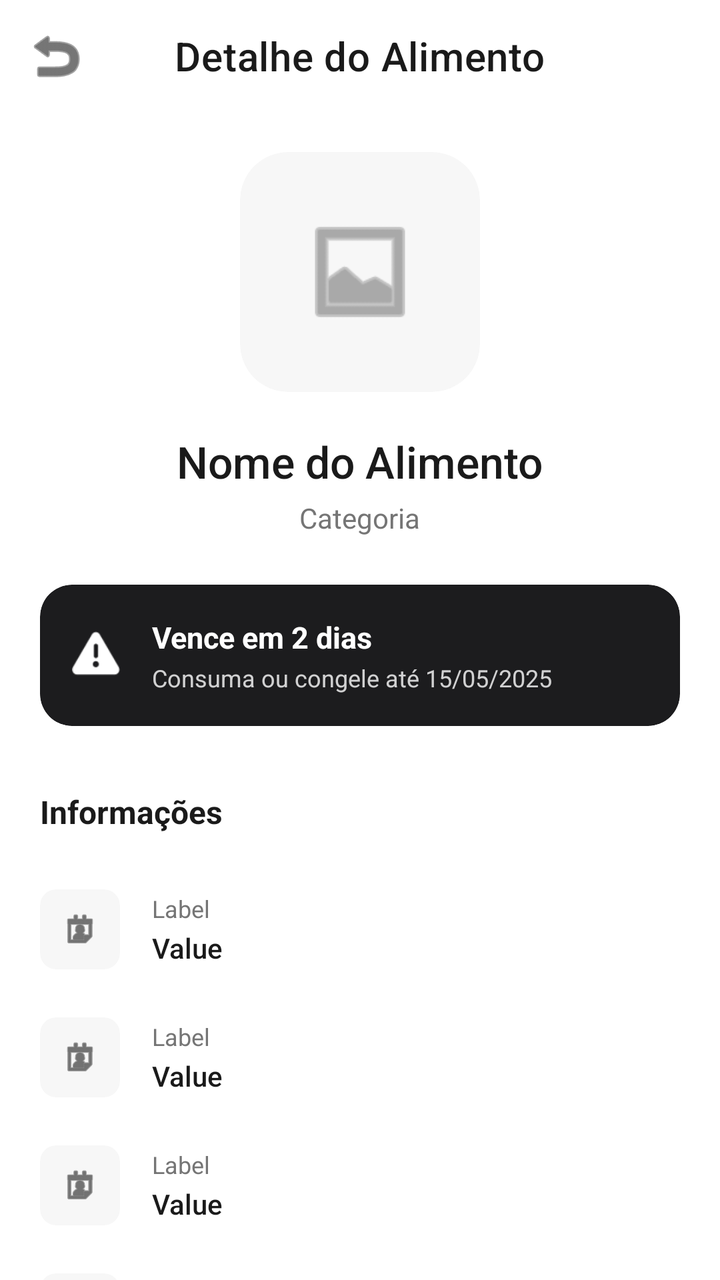
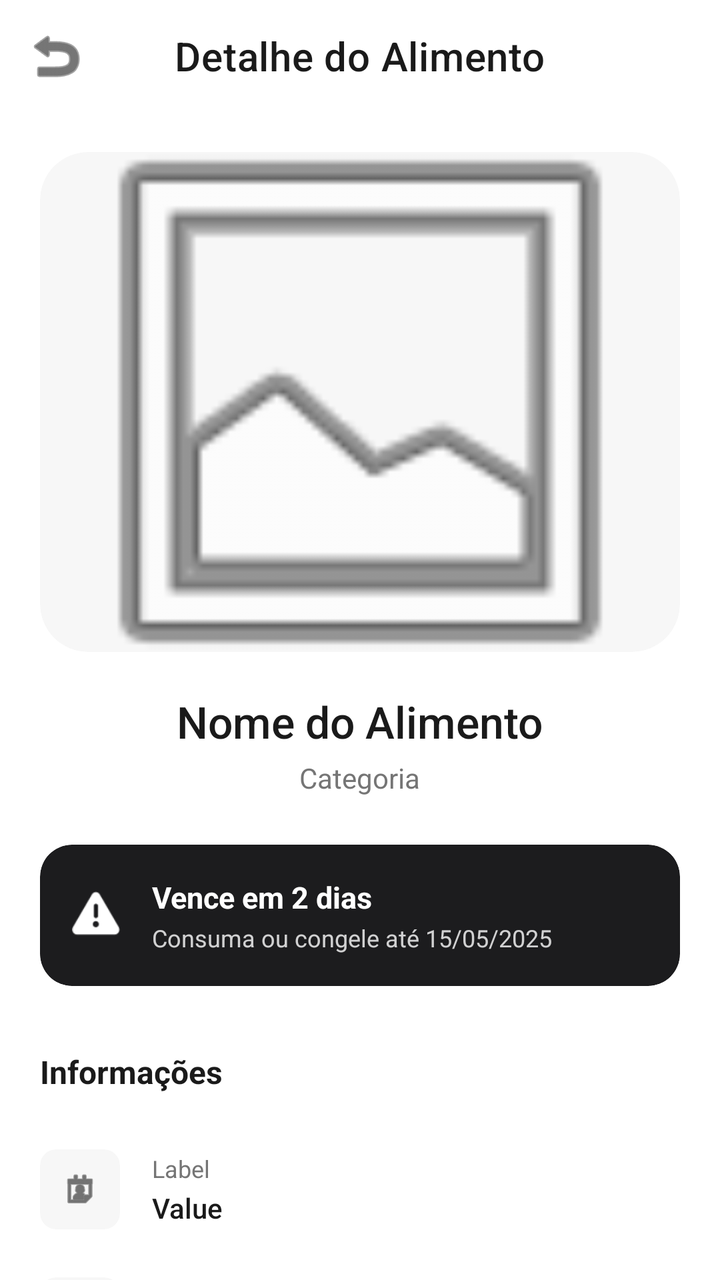

An Android layout rendered at two revisions. The XML below is the earlier revision; the diff shows what the commit changed to produce the second picture.
<!-- AndroidManifest.xml: activity theme Theme.FoodGuard -->
<!-- res/layout/activity_food_detail.xml -->
<?xml version="1.0" encoding="utf-8"?>
<androidx.coordinatorlayout.widget.CoordinatorLayout xmlns:android="http://schemas.android.com/apk/res/android"
    xmlns:app="http://schemas.android.com/apk/res-auto"
    xmlns:tools="http://schemas.android.com/tools"
    android:layout_width="match_parent"
    android:layout_height="match_parent"
    android:background="@color/white">

    <com.google.android.material.appbar.AppBarLayout
        android:layout_width="match_parent"
        android:layout_height="wrap_content"
        android:background="@color/white"
        app:elevation="0dp">

        <com.google.android.material.appbar.MaterialToolbar
            android:id="@+id/toolbar"
            android:layout_width="match_parent"
            android:layout_height="?attr/actionBarSize"
            app:navigationIcon="@android:drawable/ic_menu_revert"
            app:navigationIconTint="@color/primary_black"
            app:title="Detalhe do Alimento"
            app:titleCentered="true"
            app:titleTextColor="@color/primary_black" />
    </com.google.android.material.appbar.AppBarLayout>

    <androidx.core.widget.NestedScrollView
        android:layout_width="match_parent"
        android:layout_height="match_parent"
        app:layout_behavior="@string/appbar_scrolling_view_behavior">

        <LinearLayout
            android:layout_width="match_parent"
            android:layout_height="wrap_content"
            android:orientation="vertical"
            android:padding="20dp">

            
            <com.google.android.material.card.MaterialCardView
                android:layout_width="120dp"
                android:layout_height="120dp"
                android:layout_gravity="center"
                app:cardBackgroundColor="@color/background_gray"
                app:cardCornerRadius="24dp"
                app:cardElevation="0dp">

                <ImageView
                    android:id="@+id/ivDetailIcon"
                    android:layout_width="60dp"
                    android:layout_height="60dp"
                    android:layout_gravity="center"
                    android:src="@android:drawable/ic_menu_gallery"
                    app:tint="@color/text_gray" />
            </com.google.android.material.card.MaterialCardView>

            <TextView
                android:id="@+id/tvDetailName"
                android:layout_width="wrap_content"
                android:layout_height="wrap_content"
                android:layout_gravity="center"
                android:layout_marginTop="20dp"
                android:fontFamily="sans-serif-medium"
                android:text="Nome do Alimento"
                android:textColor="@color/primary_black"
                android:textSize="22sp" />

            <TextView
                android:id="@+id/tvDetailCategory"
                android:layout_width="wrap_content"
                android:layout_height="wrap_content"
                android:layout_gravity="center"
                android:layout_marginTop="4dp"
                android:text="Categoria"
                android:textColor="@color/text_gray"
                android:textSize="14sp" />

            
            <com.google.android.material.card.MaterialCardView
                android:id="@+id/cardWarning"
                android:layout_width="match_parent"
                android:layout_height="wrap_content"
                android:layout_marginTop="24dp"
                app:cardBackgroundColor="@color/badge_black"
                app:cardCornerRadius="16dp"
                app:cardElevation="0dp">

                <LinearLayout
                    android:layout_width="match_parent"
                    android:layout_height="wrap_content"
                    android:gravity="center_vertical"
                    android:orientation="horizontal"
                    android:padding="16dp">

                    <ImageView
                        android:layout_width="24dp"
                        android:layout_height="24dp"
                        android:src="@android:drawable/ic_dialog_alert"
                        app:tint="@color/white" />

                    <LinearLayout
                        android:layout_width="match_parent"
                        android:layout_height="wrap_content"
                        android:layout_marginStart="16dp"
                        android:orientation="vertical">

                        <TextView
                            android:id="@+id/tvWarningTitle"
                            android:layout_width="wrap_content"
                            android:layout_height="wrap_content"
                            android:text="Vence em 2 dias"
                            android:textColor="@color/white"
                            android:textSize="15sp"
                            android:textStyle="bold" />

                        <TextView
                            android:id="@+id/tvWarningSubtitle"
                            android:layout_width="wrap_content"
                            android:layout_height="wrap_content"
                            android:layout_marginTop="2dp"
                            android:text="Consuma ou congele até 15/05/2025"
                            android:textColor="@color/white"
                            android:textSize="12sp"
                            android:alpha="0.8" />
                    </LinearLayout>
                </LinearLayout>
            </com.google.android.material.card.MaterialCardView>

            
            <TextView
                android:layout_width="wrap_content"
                android:layout_height="wrap_content"
                android:layout_marginTop="32dp"
                android:text="Informações"
                android:textColor="@color/primary_black"
                android:textSize="16sp"
                android:textStyle="bold" />

            <LinearLayout
                android:layout_width="match_parent"
                android:layout_height="wrap_content"
                android:layout_marginTop="16dp"
                android:orientation="vertical">

                <include
                    android:id="@+id/layoutQuantity"
                    layout="@layout/item_detail_info" />

                <include
                    android:id="@+id/layoutLocation"
                    layout="@layout/item_detail_info" />

                <include
                    android:id="@+id/layoutPurchaseDate"
                    layout="@layout/item_detail_info" />

                <include
                    android:id="@+id/layoutExpiryDate"
                    layout="@layout/item_detail_info" />
            </LinearLayout>

            <View
                android:layout_width="match_parent"
                android:layout_height="1dp"
                android:layout_marginTop="24dp"
                android:background="@color/divider_gray" />

            
            <TextView
                android:layout_width="wrap_content"
                android:layout_height="wrap_content"
                android:layout_marginTop="24dp"
                android:drawablePadding="8dp"
                android:gravity="center_vertical"
                android:text="Análise da IA FoodGuard"
                android:textColor="@color/primary_black"
                android:textSize="16sp"
                android:textStyle="bold"
                app:drawableStartCompat="@android:drawable/ic_menu_info_details"
                app:drawableTint="@color/primary_black" />

            <com.google.android.material.card.MaterialCardView
                android:layout_width="match_parent"
                android:layout_height="wrap_content"
                android:layout_marginTop="16dp"
                app:cardBackgroundColor="@color/background_gray"
                app:cardCornerRadius="12dp"
                app:cardElevation="0dp">

                <LinearLayout
                    android:layout_width="match_parent"
                    android:layout_height="wrap_content"
                    android:orientation="vertical"
                    android:padding="16dp">

                    <TextView
                        android:layout_width="wrap_content"
                        android:layout_height="wrap_content"
                        android:text="Como conservar"
                        android:textColor="@color/primary_black"
                        android:textSize="13sp"
                        android:textStyle="bold" />

                    <TextView
                        android:id="@+id/tvConservationTips"
                        android:layout_width="match_parent"
                        android:layout_height="wrap_content"
                        android:layout_marginTop="8dp"
                        android:text="Analisando alimento..."
                        android:textColor="@color/text_gray"
                        android:textSize="13sp"
                        android:lineSpacingExtra="4dp" />
                </LinearLayout>
            </com.google.android.material.card.MaterialCardView>

            <View
                android:layout_width="match_parent"
                android:layout_height="1dp"
                android:layout_marginTop="24dp"
                android:background="@color/divider_gray" />

            
            <TextView
                android:layout_width="wrap_content"
                android:layout_height="wrap_content"
                android:layout_marginTop="24dp"
                android:text="Histórico"
                android:textColor="@color/primary_black"
                android:textSize="16sp"
                android:textStyle="bold" />

            <LinearLayout
                android:layout_width="match_parent"
                android:layout_height="wrap_content"
                android:layout_marginTop="16dp"
                android:orientation="vertical">
                
                <include layout="@layout/item_history" />
            </LinearLayout>

            <View
                android:layout_width="match_parent"
                android:layout_height="1dp"
                android:layout_marginTop="24dp"
                android:background="@color/divider_gray" />

            
            <TextView
                android:layout_width="wrap_content"
                android:layout_height="wrap_content"
                android:layout_marginTop="24dp"
                android:text="Ações rápidas"
                android:textColor="@color/primary_black"
                android:textSize="16sp"
                android:textStyle="bold" />

            <com.google.android.material.button.MaterialButton
                android:id="@+id/btnMarkConsumed"
                android:layout_width="match_parent"
                android:layout_height="56dp"
                android:layout_marginTop="16dp"
                android:text="Marcar como consumido"
                android:textAllCaps="false"
                app:backgroundTint="@color/badge_black"
                app:cornerRadius="12dp"
                app:icon="@android:drawable/checkbox_on_background"
                app:iconGravity="textStart" />

            <com.google.android.material.button.MaterialButton
                android:id="@+id/btnDiscard"
                style="@style/Widget.MaterialComponents.Button.OutlinedButton"
                android:layout_width="match_parent"
                android:layout_height="56dp"
                android:layout_marginTop="12dp"
                android:text="Descartar"
                android:textAllCaps="false"
                android:textColor="@color/primary_black"
                app:cornerRadius="12dp"
                app:icon="@android:drawable/ic_menu_delete"
                app:iconGravity="textStart"
                app:iconTint="@color/primary_black"
                app:strokeColor="@color/divider_gray" />

            <com.google.android.material.button.MaterialButton
                android:id="@+id/btnEditInfo"
                style="@style/Widget.MaterialComponents.Button.OutlinedButton"
                android:layout_width="match_parent"
                android:layout_height="56dp"
                android:layout_marginTop="12dp"
                android:text="Editar informações"
                android:textAllCaps="false"
                android:textColor="@color/primary_black"
                app:cornerRadius="12dp"
                app:icon="@android:drawable/ic_menu_edit"
                app:iconGravity="textStart"
                app:iconTint="@color/primary_black"
                app:strokeColor="@color/divider_gray" />

            <com.google.android.material.button.MaterialButton
                android:id="@+id/btnAdjustQuantity"
                style="@style/Widget.MaterialComponents.Button.OutlinedButton"
                android:layout_width="match_parent"
                android:layout_height="56dp"
                android:layout_marginTop="12dp"
                android:text="Ajustar quantidade"
                android:textAllCaps="false"
                android:textColor="@color/primary_black"
                app:cornerRadius="12dp"
                app:icon="@android:drawable/ic_menu_sort_by_size"
                app:iconGravity="textStart"
                app:iconTint="@color/primary_black"
                app:strokeColor="@color/divider_gray" />

            <com.google.android.material.button.MaterialButton
                android:id="@+id/btnSetReminder"
                style="@style/Widget.MaterialComponents.Button.OutlinedButton"
                android:layout_width="match_parent"
                android:layout_height="56dp"
                android:layout_marginTop="12dp"
                android:layout_marginBottom="40dp"
                android:text="Definir lembrete"
                android:textAllCaps="false"
                android:textColor="@color/primary_black"
                app:cornerRadius="12dp"
                app:icon="@android:drawable/ic_lock_silent_mode_off"
                app:iconGravity="textStart"
                app:iconTint="@color/primary_black"
                app:strokeColor="@color/divider_gray" />

        </LinearLayout>
    </androidx.core.widget.NestedScrollView>

</androidx.coordinatorlayout.widget.CoordinatorLayout>
<!-- res/layout/item_detail_info.xml (included above) -->
<?xml version="1.0" encoding="utf-8"?>
<LinearLayout xmlns:android="http://schemas.android.com/apk/res/android"
    xmlns:app="http://schemas.android.com/apk/res-auto"
    android:layout_width="match_parent"
    android:layout_height="wrap_content"
    android:gravity="center_vertical"
    android:orientation="horizontal"
    android:paddingVertical="12dp">

    <com.google.android.material.card.MaterialCardView
        android:layout_width="40dp"
        android:layout_height="40dp"
        app:cardBackgroundColor="@color/background_gray"
        app:cardCornerRadius="8dp"
        app:cardElevation="0dp">

        <ImageView
            android:id="@+id/ivInfoIcon"
            android:layout_width="20dp"
            android:layout_height="20dp"
            android:layout_gravity="center"
            android:src="@android:drawable/ic_menu_my_calendar"
            app:tint="@color/primary_black" />
    </com.google.android.material.card.MaterialCardView>

    <LinearLayout
        android:layout_width="0dp"
        android:layout_height="wrap_content"
        android:layout_marginStart="16dp"
        android:layout_weight="1"
        android:orientation="vertical">

        <TextView
            android:id="@+id/tvInfoLabel"
            android:layout_width="wrap_content"
            android:layout_height="wrap_content"
            android:text="Label"
            android:textColor="@color/text_gray"
            android:textSize="12sp" />

        <TextView
            android:id="@+id/tvInfoValue"
            android:layout_width="wrap_content"
            android:layout_height="wrap_content"
            android:layout_marginTop="2dp"
            android:text="Value"
            android:textColor="@color/primary_black"
            android:textSize="14sp"
            android:fontFamily="sans-serif-medium" />
    </LinearLayout>
</LinearLayout>
<!-- res/layout/item_history.xml (included above) -->
<?xml version="1.0" encoding="utf-8"?>
<LinearLayout xmlns:android="http://schemas.android.com/apk/res/android"
    xmlns:app="http://schemas.android.com/apk/res-auto"
    android:layout_width="match_parent"
    android:layout_height="wrap_content"
    android:orientation="horizontal">

    <LinearLayout
        android:layout_width="40dp"
        android:layout_height="match_parent"
        android:gravity="center_horizontal"
        android:orientation="vertical">

        <com.google.android.material.card.MaterialCardView
            android:id="@+id/cardHistoryIcon"
            android:layout_width="32dp"
            android:layout_height="32dp"
            app:cardBackgroundColor="@color/primary_black"
            app:cardCornerRadius="16dp"
            app:cardElevation="0dp">

            <ImageView
                android:id="@+id/ivHistoryIcon"
                android:layout_width="16dp"
                android:layout_height="16dp"
                android:layout_gravity="center"
                android:src="@android:drawable/ic_input_add"
                app:tint="@color/white" />
        </com.google.android.material.card.MaterialCardView>

        <View
            android:id="@+id/viewLine"
            android:layout_width="2dp"
            android:layout_height="match_parent"
            android:background="@color/divider_gray" />
    </LinearLayout>

    <LinearLayout
        android:layout_width="match_parent"
        android:layout_height="wrap_content"
        android:layout_marginStart="16dp"
        android:layout_marginBottom="24dp"
        android:orientation="vertical">

        <TextView
            android:id="@+id/tvHistoryTitle"
            android:layout_width="wrap_content"
            android:layout_height="wrap_content"
            android:text="Item adicionado"
            android:textColor="@color/primary_black"
            android:textSize="14sp" />

        <TextView
            android:id="@+id/tvHistorySubtitle"
            android:layout_width="wrap_content"
            android:layout_height="wrap_content"
            android:layout_marginTop="2dp"
            android:text="08/05/2025 às 14:32"
            android:textColor="@color/text_gray"
            android:textSize="12sp" />

        <TextView
            android:id="@+id/tvHistoryDetail"
            android:layout_width="wrap_content"
            android:layout_height="wrap_content"
            android:layout_marginTop="4dp"
            android:text="300g → 250g"
            android:textColor="@color/text_gray"
            android:textSize="12sp"
            android:visibility="gone" />
    </LinearLayout>
</LinearLayout>
<!-- resources referenced by this layout -->
<resources>
  <color name="background_gray">#F7F7F7</color>
  <color name="badge_black">#1C1C1E</color>
  <color name="divider_gray">#EEEEEE</color>
  <color name="primary_black">#1A1A1A</color>
  <color name="text_gray">#757575</color>
  <color name="white">#FFFFFF</color>
  <style name="Theme.FoodGuard" parent="Base.Theme.FoodGuard" />
  <style name="Base.Theme.FoodGuard" parent="Theme.MaterialComponents.Light.NoActionBar">
          
          <item name="colorPrimary">@color/primary_black</item>
          <item name="colorPrimaryVariant">@color/black</item>
          <item name="colorOnPrimary">@color/white</item>
          
          <item name="colorSecondary">@color/secondary_black</item>
          <item name="colorSecondaryVariant">@color/black</item>
          <item name="colorOnSecondary">@color/white</item>
          
          <item name="android:statusBarColor">@color/white</item>
          <item name="android:windowLightStatusBar">true</item>
          
          <item name="android:windowBackground">@color/white</item>
      </style>
  <color name="black">#000000</color>
  <color name="secondary_black">#2D2D2D</color>
</resources>

<!-- the commit's change to res/layout/activity_food_detail.xml (unified diff, before → after) -->
@@ -36,8 +36,8 @@
 
             
             <com.google.android.material.card.MaterialCardView
-                android:layout_width="120dp"
-                android:layout_height="120dp"
+                android:layout_width="match_parent"
+                android:layout_height="250dp"
                 android:layout_gravity="center"
                 app:cardBackgroundColor="@color/background_gray"
                 app:cardCornerRadius="24dp"
@@ -45,11 +45,10 @@
 
                 <ImageView
                     android:id="@+id/ivDetailIcon"
-                    android:layout_width="60dp"
-                    android:layout_height="60dp"
-                    android:layout_gravity="center"
-                    android:src="@android:drawable/ic_menu_gallery"
-                    app:tint="@color/text_gray" />
+                    android:layout_width="match_parent"
+                    android:layout_height="match_parent"
+                    android:scaleType="centerCrop"
+                    android:src="@android:drawable/ic_menu_gallery" />
             </com.google.android.material.card.MaterialCardView>
 
             <TextView
@@ -222,31 +221,6 @@
                 android:layout_width="wrap_content"
                 android:layout_height="wrap_content"
                 android:layout_marginTop="24dp"
-                android:text="Histórico"
-                android:textColor="@color/primary_black"
-                android:textSize="16sp"
-                android:textStyle="bold" />
-
-            <LinearLayout
-                android:layout_width="match_parent"
-                android:layout_height="wrap_content"
-                android:layout_marginTop="16dp"
-                android:orientation="vertical">
-                
-                <include layout="@layout/item_history" />
-            </LinearLayout>
-
-            <View
-                android:layout_width="match_parent"
-                android:layout_height="1dp"
-                android:layout_marginTop="24dp"
-                android:background="@color/divider_gray" />
-
-            
-            <TextView
-                android:layout_width="wrap_content"
-                android:layout_height="wrap_content"
-                android:layout_marginTop="24dp"
                 android:text="Ações rápidas"
                 android:textColor="@color/primary_black"
                 android:textSize="16sp"
@@ -381,76 +355,3 @@
             android:fontFamily="sans-serif-medium" />
     </LinearLayout>
 </LinearLayout>
-<!-- res/layout/item_history.xml (included above) -->
-<?xml version="1.0" encoding="utf-8"?>
-<LinearLayout xmlns:android="http://schemas.android.com/apk/res/android"
-    xmlns:app="http://schemas.android.com/apk/res-auto"
-    android:layout_width="match_parent"
-    android:layout_height="wrap_content"
-    android:orientation="horizontal">
-
-    <LinearLayout
-        android:layout_width="40dp"
-        android:layout_height="match_parent"
-        android:gravity="center_horizontal"
-        android:orientation="vertical">
-
-        <com.google.android.material.card.MaterialCardView
-            android:id="@+id/cardHistoryIcon"
-            android:layout_width="32dp"
-            android:layout_height="32dp"
-            app:cardBackgroundColor="@color/primary_black"
-            app:cardCornerRadius="16dp"
-            app:cardElevation="0dp">
-
-            <ImageView
-                android:id="@+id/ivHistoryIcon"
-                android:layout_width="16dp"
-                android:layout_height="16dp"
-                android:layout_gravity="center"
-                android:src="@android:drawable/ic_input_add"
-                app:tint="@color/white" />
-        </com.google.android.material.card.MaterialCardView>
-
-        <View
-            android:id="@+id/viewLine"
-            android:layout_width="2dp"
-            android:layout_height="match_parent"
-            android:background="@color/divider_gray" />
-    </LinearLayout>
-
-    <LinearLayout
-        android:layout_width="match_parent"
-        android:layout_height="wrap_content"
-        android:layout_marginStart="16dp"
-        android:layout_marginBottom="24dp"
-        android:orientation="vertical">
-
-        <TextView
-            android:id="@+id/tvHistoryTitle"
-            android:layout_width="wrap_content"
-            android:layout_height="wrap_content"
-            android:text="Item adicionado"
-            android:textColor="@color/primary_black"
-            android:textSize="14sp" />
-
-        <TextView
-            android:id="@+id/tvHistorySubtitle"
-            android:layout_width="wrap_content"
-            android:layout_height="wrap_content"
-            android:layout_marginTop="2dp"
-            android:text="08/05/2025 às 14:32"
-            android:textColor="@color/text_gray"
-            android:textSize="12sp" />
-
-        <TextView
-            android:id="@+id/tvHistoryDetail"
-            android:layout_width="wrap_content"
-            android:layout_height="wrap_content"
-            android:layout_marginTop="4dp"
-            android:text="300g → 250g"
-            android:textColor="@color/text_gray"
-            android:textSize="12sp"
-            android:visibility="gone" />
-    </LinearLayout>
-</LinearLayout>
